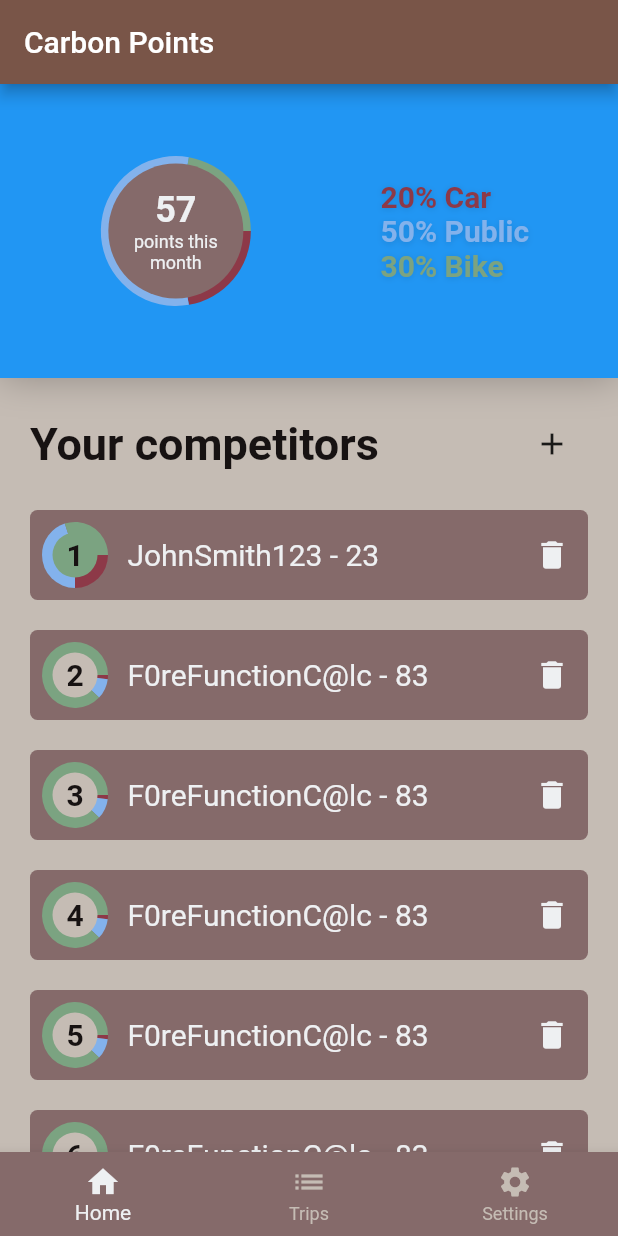
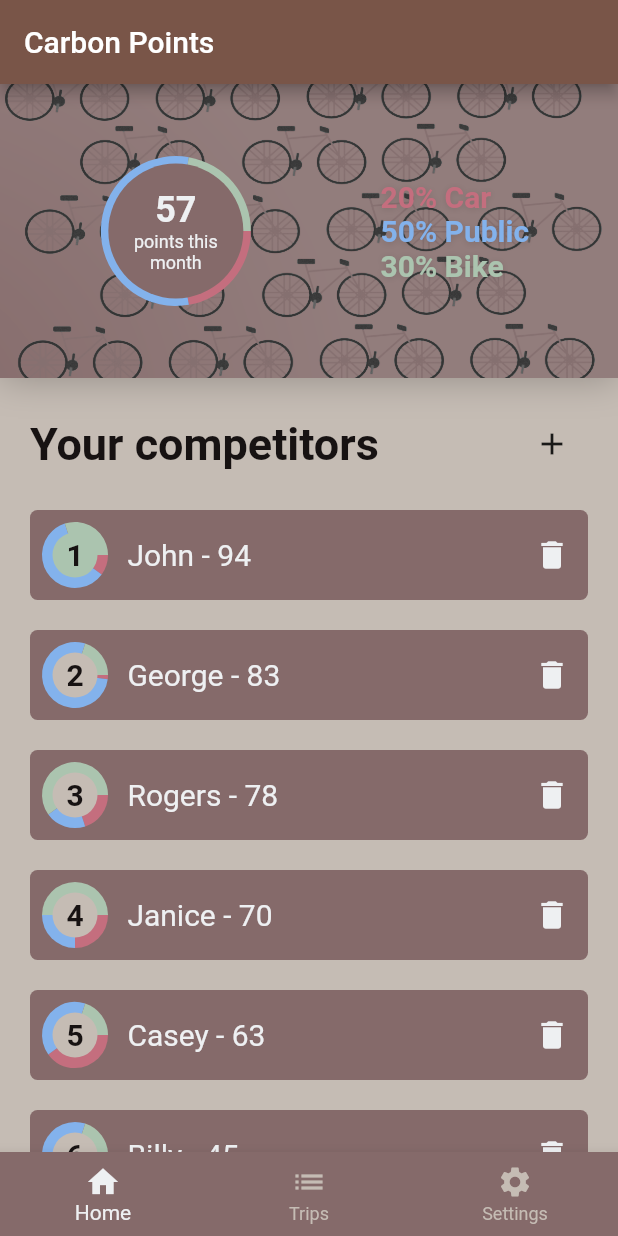
Before and after one commit to davidjhorine/diamondhacks-21-submission, a Flutter app: the screen it shows after launch, on a phone screen of 412 x 824 dp. Run offline on Flutter 3.47's test engine with Material 2 defaults, Android fonts, the light colour scheme and no system bars; drawn by our look-alikes of pie_chart; our stand-ins replace custom_radio_grouped_button, flutter_secure_storage.

Commit message:
Update UI design and investigate connecting to API

```diff
--- a/app/lib/loginPage.dart
+++ b/app/lib/loginPage.dart
@@ -1,4 +1,6 @@
 import 'package:flutter/material.dart';
+import 'package:flutter_secure_storage/flutter_secure_storage.dart';
+import 'package:http/http.dart';
 
 class LoginPage extends StatefulWidget {
   @override
@@ -31,6 +33,13 @@ class _LoginPageState extends State<LoginPage> {
         )),
       ));
     } else if (state == 1) {
+      /*void _sendRegister() async {
+        final storage = FlutterSecureStorage();
+        var response = await http.get(Uri.parse(ourColors.baseURL + ""))
+      }*/ //Unfortunately, due to limited time requirements and extra requirements for how requests are made compared to most frameworks, this app will stay offline for the duration of the hackathon
+
+      final unController = TextEditingController();
+      final pwController = TextEditingController();
       return (Scaffold(
         appBar: AppBar(
           title: Text('Carbon Points'),
@@ -40,9 +49,11 @@ class _LoginPageState extends State<LoginPage> {
           children: [
             TextField(
               decoration: InputDecoration(hintText: 'Username'),
+              controller: unController,
             ),
             TextField(
               decoration: InputDecoration(hintText: 'Password'),
+              controller: pwController,
             ),
             ElevatedButton(onPressed: null, child: Text('Sign Up')),
           ],
--- a/app/lib/main.dart
+++ b/app/lib/main.dart
@@ -82,8 +82,17 @@ class _HomePageState extends State<HomePage> {
     bottomTabIndex = index;
   }
 
+  Future<void> _loginCheck() async {
+    final storage = new FlutterSecureStorage();
+    String token = await storage.read(key: 'token');
+    if (token == null) {
+      _signIn();
+    }
+  }
+
   @override
   Widget build(BuildContext context) {
+    //_loginCheck(); //Because this app will unfortunately be offline for the hackathon and serve only as a demo of the UI, this function is useless
     // This bit of logic handles switching screen in the context of the original scaffold
     if (_navState == 'home') {
       _returnedNavState = MainPage(addNew: _addNew);
--- a/app/lib/mainHeaderWidget.dart
+++ b/app/lib/mainHeaderWidget.dart
@@ -20,7 +20,14 @@ class _HeaderWidgetState extends State<HeaderWidget> {
           image: AssetImage('put thing here'), //TODO: Add correct image
           fit: BoxFit.cover,
         ),*/
-          color: Colors.blue,
+          color: ourColors.bgDark,
+          image: DecorationImage(
+              image: AssetImage('images/BikeHeader.png'),
+              fit: BoxFit.cover,
+              colorFilter: ColorFilter.mode(
+                  ourColors.bgDark.withOpacity(.8),
+                  BlendMode
+                      .darken)), //This image causes readability to suffer too much
           boxShadow: [
             BoxShadow(
               color: Colors.black26,
--- a/app/lib/ourColors.dart
+++ b/app/lib/ourColors.dart
@@ -8,8 +8,8 @@ const bgLight = Color(0xFFC5BCB4);
 const bgDark = Color(0xFF856A6A);
 
 // These colors will be used for the graph and anytime a bright accent is needed
-const red = Color(0xFF8D3948);
-const green = Color(0xFF7BA381);
+const red = Color(0xFFC46E7E);
+const green = Color(0xFFABC4AF);
 const blue = Color(0xFF83B2EC);
 
 // These's aren't colors, but close enough that they'll go here anyways
--- a/app/lib/settings.dart
+++ b/app/lib/settings.dart
@@ -22,10 +22,12 @@ class SettingsPage extends StatelessWidget {
           TextField(
             decoration: InputDecoration(hintText: 'New Password'),
           ),
-          ElevatedButton(onPressed: null, child: Text('Change Password')),
+          ElevatedButton(
+              onPressed: () => print('yes'), child: Text('Change Password')),
           Text('\n\nWARNING! The "delete account" button is permanant!',
               style: TextStyle(color: ourColors.red, fontSize: 20)),
-          ElevatedButton(onPressed: null, child: Text('Delete Account')),
+          ElevatedButton(
+              onPressed: () => print('yes'), child: Text('Delete Account')),
         ],
       ),
     );
--- a/app/lib/testData.dart
+++ b/app/lib/testData.dart
@@ -3,60 +3,60 @@
 Map fakeCompetitors = {
   "competitors": [
     {
-      "username": "JohnSmith123",
-      "score": 23,
-      "carUsage": 25,
-      "publicUsage": 45,
+      "username": "John",
+      "score": 94,
+      "carUsage": 10,
+      "publicUsage": 60,
       "bikeUsage": 30
     },
     {
-      "username": "F0reFunctionC@lc",
+      "username": "George",
       "score": 83,
       "carUsage": 2,
-      "publicUsage": 10,
-      "bikeUsage": 88
+      "publicUsage": 78,
+      "bikeUsage": 20
     },
     {
-      "username": "F0reFunctionC@lc",
-      "score": 83,
-      "carUsage": 2,
-      "publicUsage": 10,
-      "bikeUsage": 88
+      "username": "Rogers",
+      "score": 78,
+      "carUsage": 20,
+      "publicUsage": 20,
+      "bikeUsage": 60
     },
     {
-      "username": "F0reFunctionC@lc",
-      "score": 83,
-      "carUsage": 2,
-      "publicUsage": 10,
-      "bikeUsage": 88
+      "username": "Janice",
+      "score": 70,
+      "carUsage": 25,
+      "publicUsage": 25,
+      "bikeUsage": 50
     },
     {
-      "username": "F0reFunctionC@lc",
-      "score": 83,
-      "carUsage": 2,
-      "publicUsage": 10,
-      "bikeUsage": 88
+      "username": "Casey",
+      "score": 63,
+      "carUsage": 40,
+      "publicUsage": 40,
+      "bikeUsage": 20
     },
     {
-      "username": "F0reFunctionC@lc",
-      "score": 83,
-      "carUsage": 2,
-      "publicUsage": 10,
-      "bikeUsage": 88
+      "username": "Billy",
+      "score": 45,
+      "carUsage": 50,
+      "publicUsage": 30,
+      "bikeUsage": 20
     },
     {
-      "username": "F0reFunctionC@lc",
-      "score": 83,
-      "carUsage": 2,
+      "username": "Joe",
+      "score": 36,
+      "carUsage": 60,
       "publicUsage": 10,
-      "bikeUsage": 88
+      "bikeUsage": 30
     },
     {
-      "username": "F0reFunctionC@lc",
-      "score": 83,
-      "carUsage": 2,
-      "publicUsage": 10,
-      "bikeUsage": 88
+      "username": "Craig",
+      "score": 14,
+      "carUsage": 75,
+      "publicUsage": 15,
+      "bikeUsage": 10
     },
   ]
 };
--- a/app/lib/tripEdit.dart
+++ b/app/lib/tripEdit.dart
@@ -11,6 +11,7 @@ class EditTrip extends StatelessWidget {
   Widget build(BuildContext context) {
     String value = 'car';
     return Container(
+      margin: EdgeInsets.all(20),
       child: Column(
         crossAxisAlignment: CrossAxisAlignment.stretch,
         children: [
--- a/app/lib/tripsView.dart
+++ b/app/lib/tripsView.dart
@@ -75,7 +75,6 @@ class TripItem extends StatelessWidget {
                   decoration: BoxDecoration(
                     shape: BoxShape.circle,
                     color: ourColors.bgLight,
-                    // TODO: Add image based on travel type
                   )),
               Text('  ' + this.duration.toString() + " minutes: ",
                   style: TextStyle(
--- a/app/pubspec.yaml
+++ b/app/pubspec.yaml
@@ -27,6 +27,7 @@ dependencies:
   pie_chart:
   custom_radio_grouped_button:
   flutter_secure_storage:
+  http:
 
 
   # The following adds the Cupertino Icons font to your application.
@@ -47,7 +48,8 @@ flutter:
   # included with your application, so that you can use the icons in
   # the material Icons class.
   uses-material-design: true
-
+  assets:
+    - images/BikeHeader.png
   # To add assets to your application, add an assets section, like this:
   # assets:
   #   - images/a_dot_burr.jpeg
```
Also changed, not shown: app/images/BikeHeader.png (added), app/pubspec.lock, 4 other files.
